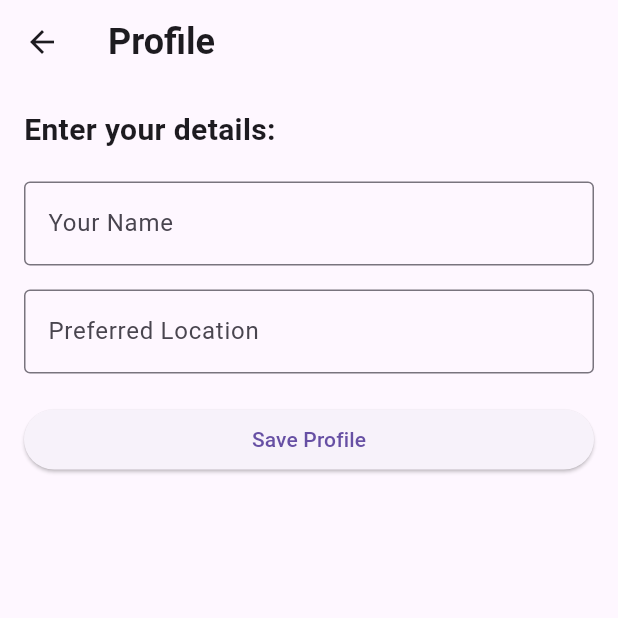
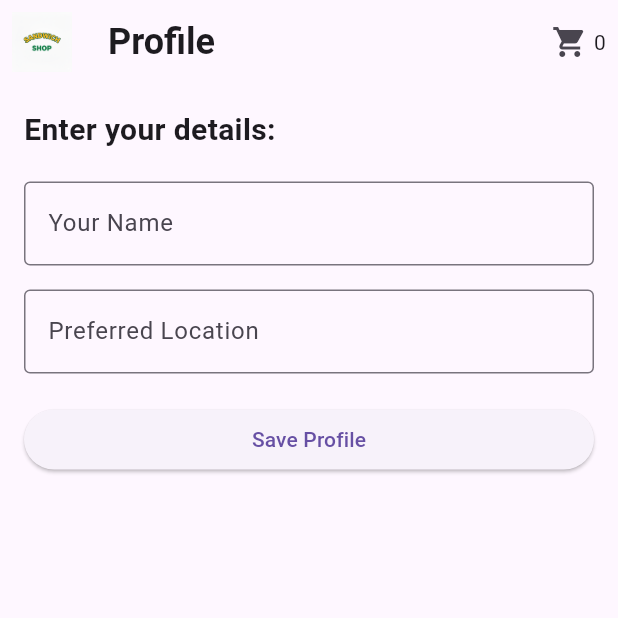
Before and after one commit to swayampatnaik/sandwich_shop, a Flutter app: the ProfileScreen screen opened directly, on a phone screen of 412 x 824 dp, the top half of it. Run offline on Flutter 3.47's test engine with Material 3 defaults, Android fonts, the phone set to English and light mode, and no system bars.

Commit message:
Update profile_screen.dart to share cart notifier

```diff
--- a/lib/views/profile_screen.dart
+++ b/lib/views/profile_screen.dart
@@ -1,5 +1,7 @@
 import 'package:flutter/material.dart';
 import 'package:sandwich_shop/views/app_styles.dart';
+import 'package:provider/provider.dart';
+import 'package:sandwich_shop/models/cart.dart';
 
 class ProfileScreen extends StatefulWidget {
   const ProfileScreen({super.key});
@@ -54,7 +56,34 @@ class _ProfileScreenState extends State<ProfileScreen> {
   Widget build(BuildContext context) {
     return Scaffold(
       appBar: AppBar(
-        title: const Text('Profile', style: heading1),
+        leading: Padding(
+          padding: const EdgeInsets.all(8.0),
+          child: SizedBox(
+            height: 100,
+            child: Image.asset('assets/images/logo.png'),
+          ),
+        ),
+        title: const Text(
+          'Profile',
+          style: heading1,
+        ),
+        actions: [
+          Consumer<Cart>(
+            builder: (context, cart, child) {
+              return Padding(
+                padding: const EdgeInsets.all(8.0),
+                child: Row(
+                  mainAxisSize: MainAxisSize.min,
+                  children: [
+                    const Icon(Icons.shopping_cart),
+                    const SizedBox(width: 4),
+                    Text('${cart.countOfItems}'),
+                  ],
+                ),
+              );
+            },
+          ),
+        ],
       ),
       body: Padding(
         padding: const EdgeInsets.all(16.0),
```
